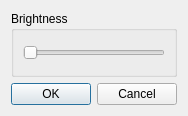
Before: the Qt Designer form src/gui/brightness_dialog.ui in CervecerosCodigo/CCIMP, drawn with Qt 5.
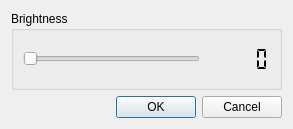
After: the same form once the commit is applied.

Commit message: Brightness dialog slidern oppdaterer kun på release

What changed in the file:
```diff
--- a/src/gui/brightness_dialog.ui
+++ b/src/gui/brightness_dialog.ui
@@ -6,8 +6,8 @@
    <rect>
     <x>0</x>
     <y>0</y>
-    <width>176</width>
-    <height>116</height>
+    <width>293</width>
+    <height>129</height>
    </rect>
   </property>
   <property name="windowTitle">
@@ -21,11 +21,40 @@
      </property>
      <layout class="QGridLayout" name="gridLayout_2">
       <item row="0" column="0">
-       <widget class="QSlider" name="horizontalSlider">
-        <property name="orientation">
-         <enum>Qt::Horizontal</enum>
-        </property>
-       </widget>
+       <layout class="QHBoxLayout" name="horizontalLayout">
+        <item>
+         <widget class="QSlider" name="horizontalSlider">
+          <property name="orientation">
+           <enum>Qt::Horizontal</enum>
+          </property>
+         </widget>
+        </item>
+        <item>
+         <widget class="QLCDNumber" name="lcdNumber">
+          <property name="font">
+           <font>
+            <weight>50</weight>
+            <bold>false</bold>
+           </font>
+          </property>
+          <property name="frameShape">
+           <enum>QFrame::NoFrame</enum>
+          </property>
+          <property name="frameShadow">
+           <enum>QFrame::Plain</enum>
+          </property>
+          <property name="lineWidth">
+           <number>1</number>
+          </property>
+          <property name="smallDecimalPoint">
+           <bool>false</bool>
+          </property>
+          <property name="segmentStyle">
+           <enum>QLCDNumber::Flat</enum>
+          </property>
+         </widget>
+        </item>
+       </layout>
       </item>
      </layout>
     </widget>
```
Left out of the diff: 30 changed lines with no effect on the pictures. The commit also changes 4 other files.
